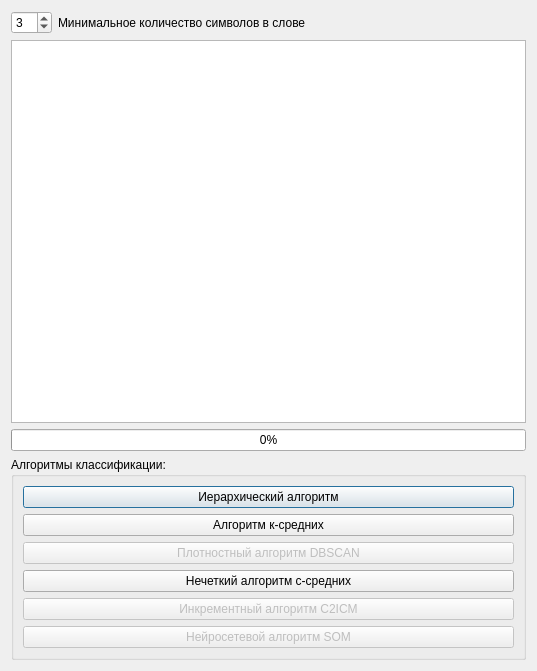
Before: the Qt Designer form sources/DialogConfigClasterization.ui in AndreyTulyakov/TextStageProcessor, drawn with Qt 5.
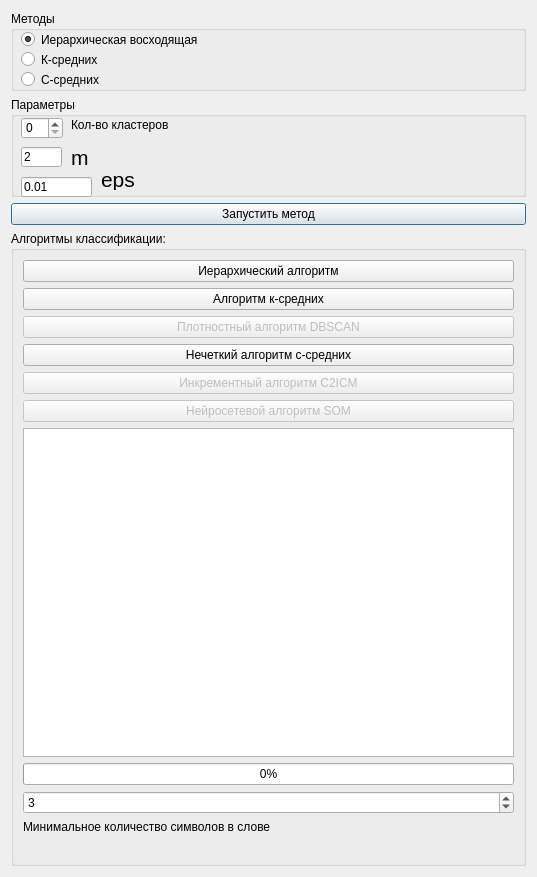
After: the same form once the commit is applied.

Commit message: Набросал чуть интерфейс

What changed in the file:
```diff
--- a/sources/DialogConfigClasterization.ui
+++ b/sources/DialogConfigClasterization.ui
@@ -7,7 +7,7 @@
     <x>0</x>
     <y>0</y>
     <width>537</width>
-    <height>671</height>
+    <height>877</height>
    </rect>
   </property>
   <property name="windowTitle">
@@ -15,47 +15,180 @@
   </property>
   <layout class="QVBoxLayout" name="verticalLayout">
    <item>
-    <layout class="QHBoxLayout" name="horizontalLayout">
-     <item>
-      <widget class="QSpinBox" name="spinBoxMinimalWordsLen">
-       <property name="value">
-        <number>3</number>
-       </property>
-      </widget>
-     </item>
-     <item>
-      <widget class="QLabel" name="label">
-       <property name="text">
-        <string>Минимальное количество символов в слове</string>
-       </property>
-      </widget>
-     </item>
-     <item>
-      <spacer name="horizontalSpacer_2">
-       <property name="orientation">
-        <enum>Qt::Horizontal</enum>
-       </property>
-       <property name="sizeHint" stdset="0">
-        <size>
-         <width>40</width>
-         <height>20</height>
-        </size>
-       </property>
-      </spacer>
-     </item>
-    </layout>
+    <widget class="QGroupBox" name="methods">
+     <property name="minimumSize">
+      <size>
+       <width>0</width>
+       <height>80</height>
+      </size>
+     </property>
+     <property name="title">
+      <string>Методы</string>
+     </property>
+     <widget class="QRadioButton" name="radioButton">
+      <property name="geometry">
+       <rect>
+        <x>10</x>
+        <y>20</y>
+        <width>500</width>
+        <height>17</height>
+       </rect>
+      </property>
+      <property name="minimumSize">
+       <size>
+        <width>500</width>
+        <height>0</height>
+       </size>
+      </property>
+      <property name="text">
+       <string>Иерархическая восходящая</string>
+      </property>
+      <property name="checked">
+       <bool>true</bool>
+      </property>
+     </widget>
+     <widget class="QRadioButton" name="radioButton_2">
+      <property name="geometry">
+       <rect>
+        <x>10</x>
+        <y>40</y>
+        <width>82</width>
+        <height>17</height>
+       </rect>
+      </property>
+      <property name="text">
+       <string>К-средних</string>
+      </property>
+     </widget>
+     <widget class="QRadioButton" name="radioButton_3">
+      <property name="geometry">
+       <rect>
+        <x>10</x>
+        <y>60</y>
+        <width>82</width>
+        <height>17</height>
+       </rect>
+      </property>
+      <property name="text">
+       <string>С-средних</string>
+      </property>
+     </widget>
+    </widget>
    </item>
    <item>
-    <widget class="QTextEdit" name="textEdit">
-     <property name="readOnly">
-      <bool>true</bool>
+    <widget class="QGroupBox" name="parameters">
+     <property name="sizePolicy">
+      <sizepolicy hsizetype="Preferred" vsizetype="Preferred">
+       <horstretch>0</horstretch>
+       <verstretch>0</verstretch>
+      </sizepolicy>
      </property>
+     <property name="minimumSize">
+      <size>
+       <width>0</width>
+       <height>100</height>
+      </size>
+     </property>
+     <property name="title">
+      <string>Параметры</string>
+     </property>
+     <widget class="QSpinBox" name="spinBox">
+      <property name="geometry">
+       <rect>
+        <x>10</x>
+        <y>20</y>
+        <width>42</width>
+        <height>22</height>
+       </rect>
+      </property>
+     </widget>
+     <widget class="QLabel" name="label_2">
+      <property name="geometry">
+       <rect>
+        <x>60</x>
+        <y>20</y>
+        <width>451</width>
+        <height>16</height>
+       </rect>
+      </property>
+      <property name="sizePolicy">
+       <sizepolicy hsizetype="Expanding" vsizetype="Preferred">
+        <horstretch>0</horstretch>
+        <verstretch>0</verstretch>
+       </sizepolicy>
+      </property>
+      <property name="text">
+       <string>Кол-во кластеров</string>
+      </property>
+     </widget>
+     <widget class="QLineEdit" name="lineEdit">
+      <property name="geometry">
+       <rect>
+        <x>10</x>
+        <y>50</y>
+        <width>41</width>
+        <height>20</height>
+       </rect>
+      </property>
+      <property name="text">
+       <string>2</string>
+      </property>
+     </widget>
+     <widget class="QLabel" name="label_3">
+      <property name="geometry">
+       <rect>
+        <x>60</x>
+        <y>50</y>
+        <width>47</width>
+        <height>20</height>
+       </rect>
+      </property>
+      <property name="font">
+       <font>
+        <pointsize>16</pointsize>
+       </font>
+      </property>
+      <property name="text">
+       <string>m</string>
+      </property>
+     </widget>
+     <widget class="QLineEdit" name="lineEdit_2">
+      <property name="geometry">
+       <rect>
+        <x>10</x>
+        <y>80</y>
+        <width>71</width>
+        <height>20</height>
+       </rect>
+      </property>
+      <property name="text">
+       <string>0.01</string>
+      </property>
+     </widget>
+     <widget class="QLabel" name="label_4">
+      <property name="geometry">
+       <rect>
+        <x>90</x>
+        <y>72</y>
+        <width>47</width>
+        <height>21</height>
+       </rect>
+      </property>
+      <property name="font">
+       <font>
+        <pointsize>16</pointsize>
+       </font>
+      </property>
+      <property name="text">
+       <string>eps</string>
+      </property>
+     </widget>
     </widget>
    </item>
    <item>
-    <widget class="QProgressBar" name="progressBar">
-     <property name="value">
-      <number>0</number>
+    <widget class="QPushButton" name="startMethod">
+     <property name="text">
+      <string>Запустить метод</string>
      </property>
     </widget>
    </item>
@@ -116,6 +249,53 @@
         </property>
        </widget>
       </item>
+      <item>
+       <widget class="QTextEdit" name="textEdit">
+        <property name="readOnly">
+         <bool>true</bool>
+        </property>
+       </widget>
+      </item>
+      <item>
+       <widget class="QProgressBar" name="progressBar">
+        <property name="value">
+         <number>0</number>
+        </property>
+       </widget>
+      </item>
+      <item>
+       <layout class="QHBoxLayout" name="horizontalLayout"/>
+      </item>
+      <item>
+       <widget class="QSpinBox" name="spinBoxMinimalWordsLen">
+        <property name="enabled">
+         <bool>true</bool>
+        </property>
+        <property name="value">
+         <number>3</number>
+        </property>
+       </widget>
+      </item>
+      <item>
+       <widget class="QLabel" name="label">
+        <property name="text">
+         <string>Минимальное количество символов в слове</string>
+        </property>
+       </widget>
+      </item>
+      <item>
+       <spacer name="horizontalSpacer_2">
+        <property name="orientation">
+         <enum>Qt::Horizontal</enum>
+        </property>
+        <property name="sizeHint" stdset="0">
+         <size>
+          <width>40</width>
+          <height>20</height>
+         </size>
+        </property>
+       </spacer>
+      </item>
      </layout>
     </widget>
    </item>
```
